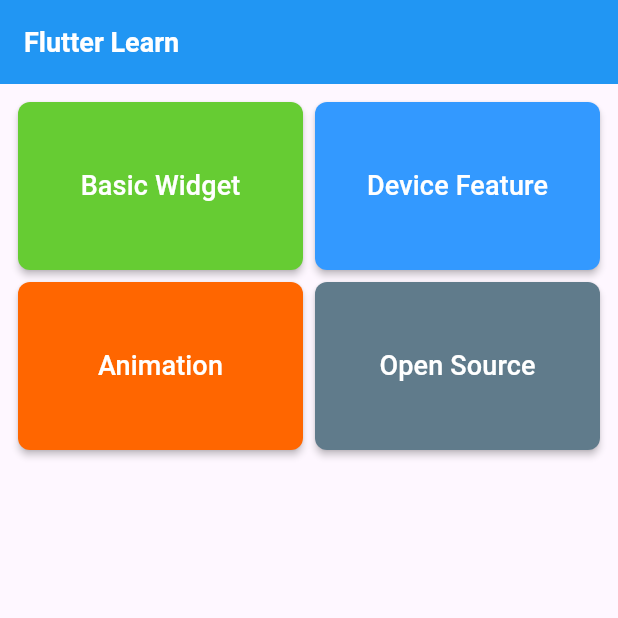
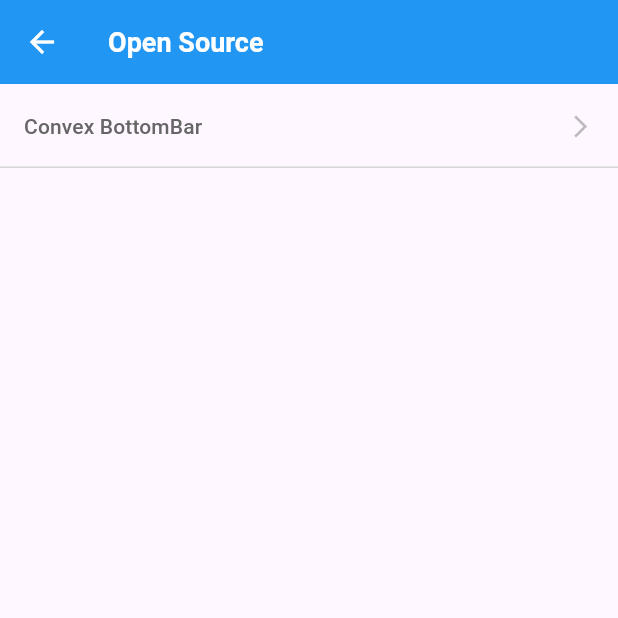
Before and after one commit to chuwuwang/learn_flutter, a Flutter app: the screen it shows after launch, after a tap on "Open Source", on a phone screen of 412 x 824 dp, the top half of it. Run offline on Flutter 3.47's test engine with Material 3 defaults, Android fonts, the phone set to English and light mode, and no system bars; our stand-ins replace convex_bottom_bar, geolocator, go_router; missing offline and left inert: extra_hittest_area.

Commit message:
feat: add  convex_bottom_bar test

```diff
--- a/lib/app_router_config.dart
+++ b/lib/app_router_config.dart
@@ -5,10 +5,15 @@ import 'package:learn_flutter/ui/basic_widget/compare_slider_page.dart';
 import 'package:learn_flutter/ui/basic_widget/customize_tab_page.dart';
 import 'package:learn_flutter/ui/basic_widget/seamless_scrolling_page.dart';
 import 'package:learn_flutter/ui/home_page.dart';
+import 'package:learn_flutter/ui/open_source/convex_bottom_bar_home_page.dart';
+import 'package:learn_flutter/ui/open_source/convex_bottom_bar_mine_page.dart';
+import 'package:learn_flutter/ui/open_source/convex_bottom_bar_page.dart';
+import 'package:learn_flutter/ui/open_source/convex_bottom_bar_space_page.dart';
+import 'package:learn_flutter/ui/open_source/open_source_page.dart';
 
 class AppRouterConfig {
 
-  static var routes = <GoRoute>[
+  static var routes = [
     GoRoute(builder: (BuildContext context, GoRouterState state) => HomePage(), path: HomePage.routePath),
 
     GoRoute(builder: (BuildContext context, GoRouterState state) => BasicWidgetPage(), path: BasicWidgetPage.routePath),
@@ -16,6 +21,18 @@ class AppRouterConfig {
     GoRoute(builder: (BuildContext context, GoRouterState state) => SeamlessScrollingPage(), path: SeamlessScrollingPage.routePath),
     GoRoute(builder: (BuildContext context, GoRouterState state) => CompareSliderPage(), path: CompareSliderPage.routePath),
 
+    GoRoute(builder: (BuildContext context, GoRouterState state) => OpenSourcePage(), path: OpenSourcePage.routePath),
+    StatefulShellRoute.indexedStack(
+      builder: (context, state, navigationShell) {
+        return ConvexBottomBarPage(navigationShell: navigationShell);
+      },
+      branches: [
+        StatefulShellBranch( routes: [ GoRoute(builder: (context, state) => const ConvexBottomBarHomePage(), path: ConvexBottomBarHomePage.routePath) ] ),
+        StatefulShellBranch( routes: [ GoRoute(builder: (context, state) => const ConvexBottomBarSpacePage(), path: ConvexBottomBarSpacePage.routePath) ] ),
+        StatefulShellBranch( routes: [ GoRoute(builder: (context, state) => const ConvexBottomBarMinePage(), path: ConvexBottomBarMinePage.routePath) ] ),
+      ],
+    ),
+
   ];
 
   static GoRouter router = GoRouter(initialLocation: HomePage.routePath, routes: routes);
--- a/lib/ui/home_page.dart
+++ b/lib/ui/home_page.dart
@@ -2,6 +2,7 @@ import 'package:flutter/material.dart';
 import 'package:go_router/go_router.dart';
 import 'package:learn_flutter/feat/gps/location_service.dart';
 import 'package:learn_flutter/ui/basic_widget/basic_widget_page.dart';
+import 'package:learn_flutter/ui/open_source/open_source_page.dart';
 import 'package:learn_flutter/utils/color_utils.dart';
 
 class HomePage extends StatefulWidget {
@@ -32,6 +33,7 @@ class _HomePageState extends State<HomePage>{
 
   _mainView(BuildContext context) {
     emptyAction() => {};
+    openSourceAction() => { context.push(OpenSourcePage.routePath) };
     basicWidgetAction() => { context.push(BasicWidgetPage.routePath) };
 
     List<Widget> child1st = [
@@ -42,7 +44,7 @@ class _HomePageState extends State<HomePage>{
 
     List<Widget> child2st = [
       _tabItem("Animation", ColorUtils.animationColor, emptyAction),
-      _tabItem("Open Source", ColorUtils.openSourceColor, emptyAction),
+      _tabItem("Open Source", ColorUtils.openSourceColor, openSourceAction),
     ];
     var row2st = Row(children: child2st);
 
--- /dev/null
+++ b/lib/ui/open_source/open_source_page.dart
@@ -0,0 +1,38 @@
+import 'package:flutter/cupertino.dart';
+import 'package:go_router/go_router.dart';
+import 'package:learn_flutter/ui/base_state.dart';
+import 'package:learn_flutter/utils/ktx_widget_utils.dart';
+
+import 'convex_bottom_bar_home_page.dart';
+
+class OpenSourcePage extends StatefulWidget {
+
+  static final String routePath = '/open-source';
+
+  const OpenSourcePage( { super.key } );
+
+  @override
+  State<StatefulWidget> createState() => _OpenSourcePageState();
+
+}
+
+class _OpenSourcePageState extends BaseState<OpenSourcePage> {
+
+  @override
+  String getTitleText() => "Open Source";
+
+  @override
+  Widget onBuildWidget(BuildContext context) {
+    emptyAction() => {};
+    convexBottomBarAction() => { context.push(ConvexBottomBarHomePage.routePath) };
+
+    List<Widget> children = [
+      KTXWidgetUtils.sampleItemView("Convex BottomBar", true, convexBottomBarAction),
+    ];
+
+    var column = Column(children: children);
+    var container = Container(child: column);
+    return SingleChildScrollView(child: container);
+  }
+
+}
--- a/pubspec.yaml
+++ b/pubspec.yaml
@@ -37,6 +37,8 @@ dependencies:
 
   go_router: ^16.3.0
   geolocator: ^13.0.1
+
+  convex_bottom_bar: ^3.2.0
 
   extra_hittest_area: ^1.0.0
 
```
Also changed, not shown: lib/ui/open_source/convex_bottom_bar_home_page.dart (added, +15 -0 lines), lib/ui/open_source/convex_bottom_bar_mine_page.dart (added, +15 -0 lines), lib/ui/open_source/convex_bottom_bar_page.dart (added, +34 -0 lines), lib/ui/open_source/convex_bottom_bar_space_page.dart (added, +15 -0 lines).
